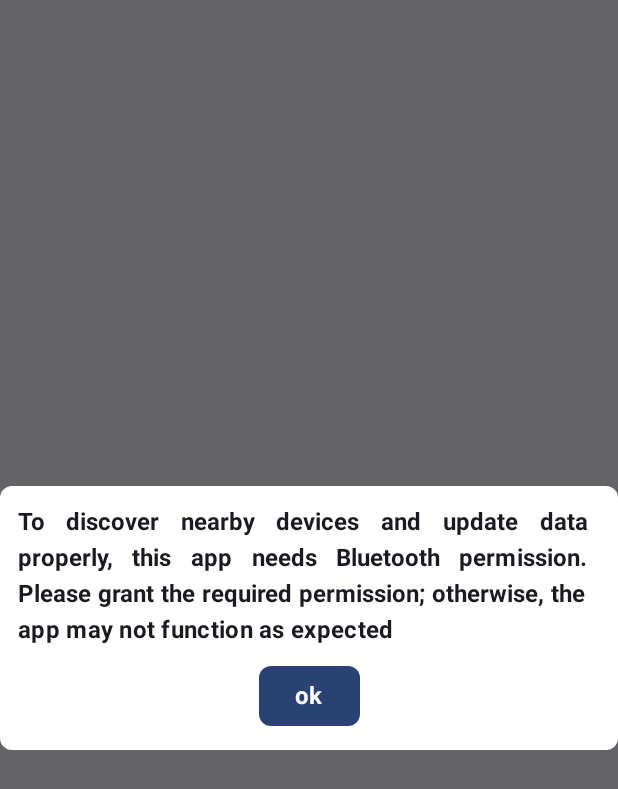
After one commit to SepidehAkbarinezhad/BluetoothTracker, an Android app built with Jetpack Compose: the composable PermissionDeniedDialog shown on its own in the app's theme, on a phone screen of 412 x 824 dp. The commit adds this screen. Shown: the top 789 px of the screen. Run offline under Robolectric (Android 15) with nearby library versions, the phone set to English and light mode, and no system bars.

Commit message:
add showing permission denied dialog

```diff
--- a/app/src/main/java/com/example/bluetoothtracker/presentation/app/MainActivity.kt
+++ b/app/src/main/java/com/example/bluetoothtracker/presentation/app/MainActivity.kt
@@ -82,7 +82,7 @@ class MainActivity : ComponentActivity() {
                     addBluetoothObserver()
                 } else {
                     // Show UI: "Bluetooth features won't work without permission"
-                    //it is handled in Home screen
+                    viewModel.onAction(HomeAction.ShowPermissionDeniedDialog(true))
                 }
             }
         )
--- a/app/src/main/java/com/example/bluetoothtracker/presentation/screen/home/HomeAction.kt
+++ b/app/src/main/java/com/example/bluetoothtracker/presentation/screen/home/HomeAction.kt
@@ -2,6 +2,7 @@ package com.example.bluetoothtracker.presentation.screen.home
 
 sealed interface HomeAction {
     data class ShowPermissionAlertDialog(val show : Boolean) :HomeAction
+    data class ShowPermissionDeniedDialog(val show : Boolean) :HomeAction
     data class OnPermissionGrantedChange(val permissionGranted: Boolean) : HomeAction
     data class OnBluetoothStateChange(val bluetoothState: Boolean) : HomeAction
 }
--- a/app/src/main/java/com/example/bluetoothtracker/presentation/screen/home/HomeState.kt
+++ b/app/src/main/java/com/example/bluetoothtracker/presentation/screen/home/HomeState.kt
@@ -3,6 +3,7 @@ package com.example.bluetoothtracker.presentation.screen.home
 // UI state
 data class HomeState(
     val showPermissionAlertDialog : Boolean = false,
+    val showPermissionDeniedDialog : Boolean = false,
     val permissionGranted : Boolean? = null,
     val bluetoothState : Boolean? = null,
 )
--- a/app/src/main/java/com/example/bluetoothtracker/presentation/screen/home/HomeViewModel.kt
+++ b/app/src/main/java/com/example/bluetoothtracker/presentation/screen/home/HomeViewModel.kt
@@ -33,6 +33,7 @@ class HomeViewModel @Inject constructor(private val bluetoothInteractor: Bluetoo
     fun onAction(action: HomeAction) {
         when (action) {
             is HomeAction.ShowPermissionAlertDialog -> homeState.update { it.copy(showPermissionAlertDialog = action.show) }
+            is HomeAction.ShowPermissionDeniedDialog -> homeState.update { it.copy(showPermissionDeniedDialog = action.show) }
             is HomeAction.OnPermissionGrantedChange -> homeState.update { it.copy(permissionGranted = action.permissionGranted) }
             is HomeAction.OnBluetoothStateChange -> homeState.update { it.copy(bluetoothState = action.bluetoothState) }
         }
--- /dev/null
+++ b/app/src/main/java/com/example/bluetoothtracker/presentation/screen/home/components/PermissionDeniedDialog.kt
@@ -0,0 +1,41 @@
+package com.example.bluetoothtracker.presentation.screen.home.components
+
+
+import androidx.compose.foundation.layout.Column
+import androidx.compose.foundation.layout.Spacer
+import androidx.compose.foundation.layout.fillMaxWidth
+import androidx.compose.foundation.layout.height
+import androidx.compose.foundation.layout.padding
+import androidx.compose.foundation.shape.RoundedCornerShape
+import androidx.compose.material3.Card
+import androidx.compose.material3.CardDefaults
+import androidx.compose.runtime.Composable
+import androidx.compose.ui.Alignment
+import androidx.compose.ui.Modifier
+import androidx.compose.ui.graphics.Color
+import androidx.compose.ui.unit.dp
+import androidx.compose.ui.window.Dialog
+import com.example.bluetoothtracker.R
+import com.example.bluetoothtracker.presentation.components.AppButton
+import com.example.bluetoothtracker.presentation.components.AppText
+import com.example.bluetoothtracker.presentation.utils.TextType
+
+@Composable
+fun PermissionDeniedDialog(onConfirm: () -> Unit) {
+    Dialog(onDismissRequest = {}) {
+        Card(
+            shape = RoundedCornerShape(8.dp),
+            colors = CardDefaults.cardColors(containerColor = Color.White)
+        ) {
+            Column(
+                modifier = Modifier.fillMaxWidth().padding(12.dp),
+                horizontalAlignment = Alignment.CenterHorizontally
+            ) {
+                AppText(text = R.string.permission_denied_dialog, textType = TextType.SubTitle)
+                Spacer(modifier = Modifier.height(8.dp))
+                AppButton(text = R.string.ok_btn_label, onClick = onConfirm)
+            }
+        }
+
+    }
+}
--- a/app/src/main/res/values/strings.xml
+++ b/app/src/main/res/values/strings.xml
@@ -1,6 +1,9 @@
 <resources>
     <string name="app_name">Bluetooth Tracker</string>
     <string name="permission_alert_dialog">Scanning Bluetooth devices require some bluetooth and Location permissions to work properly</string>
+    <string name="permission_denied_dialog">To discover nearby devices and update data properly, this app needs Bluetooth permission.
+Please grant the required permission; otherwise, the app may not function as expected</string>
     <string name="permission_dialog_btn_label">get permissions</string>
+    <string name="ok_btn_label">ok</string>
 
 </resources>
```
Also changed, not shown: app/src/main/java/com/example/bluetoothtracker/presentation/screen/home/HomeScreen.kt (+8 -3 lines).
